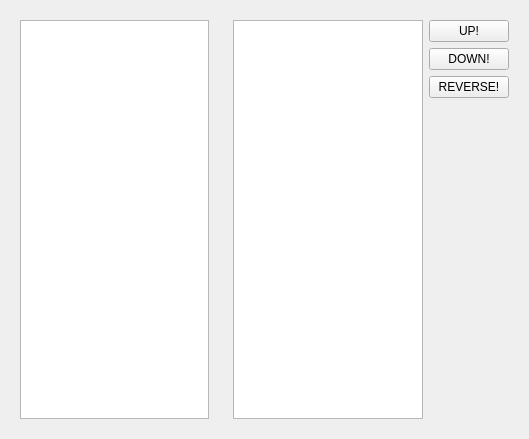
Above: JASP-Desktop/variableswidget.ui from jasp-stats/jasp-desktop before the change. Below: the same form after it.
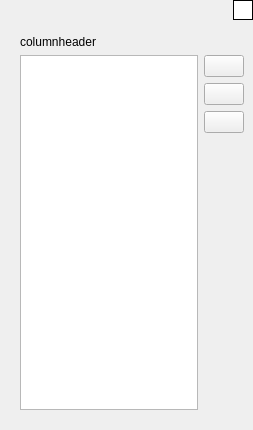
That is the form after the change. Icons and pictures are not drawn.

Commit message:
Remove  the variables tab and show variables from data view.
The Variables tab is removed.
The Variables view can be enabled from the datatable by clicking a
column name.

The edit to the form file:
```diff
--- a/JASP-Desktop/variableswidget.ui
+++ b/JASP-Desktop/variableswidget.ui
@@ -6,57 +6,203 @@
    <rect>
     <x>0</x>
     <y>0</y>
-    <width>529</width>
-    <height>439</height>
+    <width>253</width>
+    <height>430</height>
    </rect>
   </property>
   <property name="windowTitle">
    <string>Form</string>
   </property>
-  <layout class="QGridLayout" name="gridLayout">
-   <item row="0" column="0">
+  <layout class="QVBoxLayout" name="verticalLayout_2">
+   <property name="topMargin">
+    <number>0</number>
+   </property>
+   <property name="rightMargin">
+    <number>0</number>
+   </property>
+   <item>
     <widget class="QWidget" name="widget" native="true">
+     <property name="sizePolicy">
+      <sizepolicy hsizetype="Preferred" vsizetype="Fixed">
+       <horstretch>0</horstretch>
+       <verstretch>0</verstretch>
+      </sizepolicy>
+     </property>
+     <property name="minimumSize">
+      <size>
+       <width>0</width>
+       <height>20</height>
+      </size>
+     </property>
      <layout class="QGridLayout" name="gridLayout_2">
+      <property name="topMargin">
+       <number>0</number>
+      </property>
+      <property name="rightMargin">
+       <number>0</number>
+      </property>
       <item row="0" column="0">
-       <widget class="QListView" name="variablesList">
-        <property name="selectionBehavior">
-         <enum>QAbstractItemView::SelectRows</enum>
+       <spacer name="horizontalSpacer">
+        <property name="orientation">
+         <enum>Qt::Horizontal</enum>
+        </property>
+        <property name="sizeType">
+         <enum>QSizePolicy::Expanding</enum>
+        </property>
+        <property name="sizeHint" stdset="0">
+         <size>
+          <width>1021</width>
+          <height>5</height>
+         </size>
+        </property>
+       </spacer>
+      </item>
+      <item row="0" column="1">
+       <widget class="QPushButton" name="closeButton">
+        <property name="sizePolicy">
+         <sizepolicy hsizetype="Preferred" vsizetype="Fixed">
+          <horstretch>0</horstretch>
+          <verstretch>0</verstretch>
+         </sizepolicy>
+        </property>
+        <property name="minimumSize">
+         <size>
+          <width>0</width>
+          <height>20</height>
+         </size>
+        </property>
+        <property name="maximumSize">
+         <size>
+          <width>20</width>
+          <height>20</height>
+         </size>
+        </property>
+        <property name="toolTip">
+         <string>Close label panel</string>
+        </property>
+        <property name="autoFillBackground">
+         <bool>false</bool>
+        </property>
+        <property name="styleSheet">
+         <string notr="true">background-color:white;border: 1px solid black;</string>
+        </property>
+        <property name="text">
+         <string/>
+        </property>
+        <property name="icon">
+         <iconset resource="resources/resources.qrc">
+          <normaloff>:/images/cross.png</normaloff>:/images/cross.png</iconset>
+        </property>
+        <property name="iconSize">
+         <size>
+          <width>20</width>
+          <height>20</height>
+         </size>
+        </property>
+        <property name="autoRepeatDelay">
+         <number>297</number>
+        </property>
+        <property name="autoDefault">
+         <bool>false</bool>
         </property>
        </widget>
       </item>
      </layout>
     </widget>
    </item>
-   <item row="0" column="1">
+   <item>
     <widget class="QWidget" name="widget_2" native="true">
-     <layout class="QGridLayout" name="gridLayout_3">
+     <layout class="QGridLayout" name="gridLayout">
+      <property name="topMargin">
+       <number>0</number>
+      </property>
+      <item row="0" column="0">
+       <widget class="QLabel" name="columnheader">
+        <property name="text">
+         <string>columnheader</string>
+        </property>
+       </widget>
+      </item>
+      <item row="1" column="0">
+       <widget class="QTableView" name="labelsView">
+        <property name="sizePolicy">
+         <sizepolicy hsizetype="Expanding" vsizetype="Expanding">
+          <horstretch>0</horstretch>
+          <verstretch>0</verstretch>
+         </sizepolicy>
+        </property>
+        <property name="autoFillBackground">
+         <bool>false</bool>
+        </property>
+        <property name="selectionBehavior">
+         <enum>QAbstractItemView::SelectRows</enum>
+        </property>
+        <property name="gridStyle">
+         <enum>Qt::DotLine</enum>
+        </property>
+        <attribute name="horizontalHeaderStretchLastSection">
+         <bool>true</bool>
+        </attribute>
+       </widget>
+      </item>
       <item row="1" column="1">
-       <widget class="QPushButton" name="moveDownButton">
-        <property name="text">
-         <string>DOWN!</string>
-        </property>
-       </widget>
-      </item>
-      <item row="0" column="0" rowspan="4">
-       <widget class="QTableView" name="levelsList">
-        <property name="selectionBehavior">
-         <enum>QAbstractItemView::SelectRows</enum>
-        </property>
-       </widget>
-      </item>
-      <item row="0" column="1">
-       <widget class="QPushButton" name="moveUpButton">
-        <property name="text">
-         <string>UP!</string>
-        </property>
-       </widget>
-      </item>
-      <item row="2" column="1">
-       <widget class="QPushButton" name="reverseButton">
-        <property name="text">
-         <string>REVERSE!</string>
-        </property>
-       </widget>
+       <layout class="QVBoxLayout" name="verticalLayout">
+        <item>
+         <widget class="QPushButton" name="moveUpButton">
+          <property name="toolTip">
+           <string>Move selected label(s) up</string>
+          </property>
+          <property name="text">
+           <string/>
+          </property>
+          <property name="icon">
+           <iconset resource="resources/resources.qrc">
+            <normaloff>:/images/arrow-up.png</normaloff>:/images/arrow-up.png</iconset>
+          </property>
+         </widget>
+        </item>
+        <item>
+         <widget class="QPushButton" name="moveDownButton">
+          <property name="toolTip">
+           <string>Move selected label(s) down</string>
+          </property>
+          <property name="text">
+           <string/>
+          </property>
+          <property name="icon">
+           <iconset resource="resources/resources.qrc">
+            <normaloff>:/images/arrow-down.png</normaloff>:/images/arrow-down.png</iconset>
+          </property>
+         </widget>
+        </item>
+        <item>
+         <widget class="QPushButton" name="reverseButton">
+          <property name="toolTip">
+           <string>Reverse sequence labels</string>
+          </property>
+          <property name="text">
+           <string/>
+          </property>
+          <property name="icon">
+           <iconset resource="resources/resources.qrc">
+            <normaloff>:/images/arrow-up-down.png</normaloff>:/images/arrow-up-down.png</iconset>
+          </property>
+         </widget>
+        </item>
+        <item>
+         <spacer name="verticalSpacer">
+          <property name="orientation">
+           <enum>Qt::Vertical</enum>
+          </property>
+          <property name="sizeHint" stdset="0">
+           <size>
+            <width>20</width>
+            <height>40</height>
+           </size>
+          </property>
+         </spacer>
+        </item>
+       </layout>
       </item>
      </layout>
     </widget>
```
Left out of the diff: 5 changed lines with no effect on the pictures. The commit also changes 22 other files.
